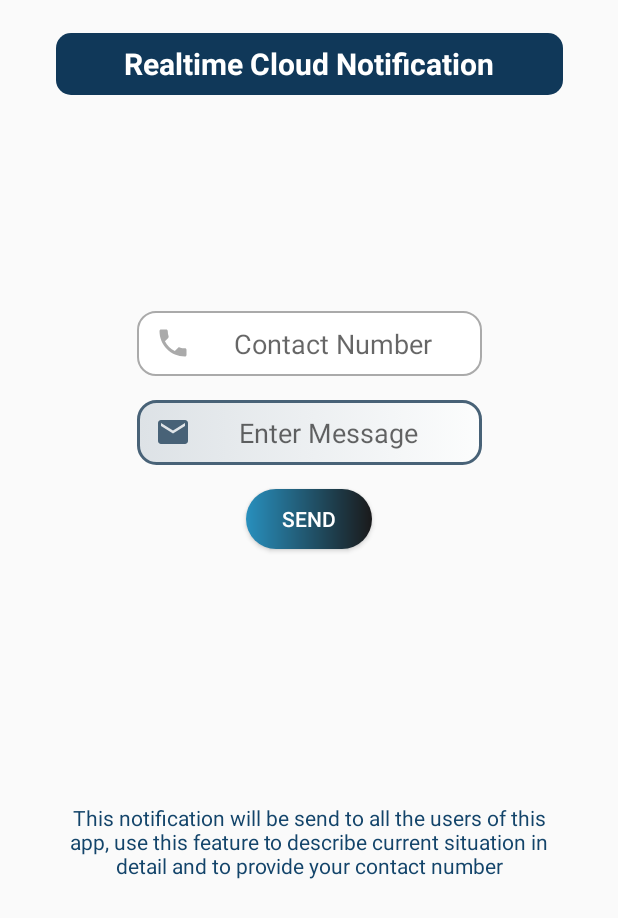
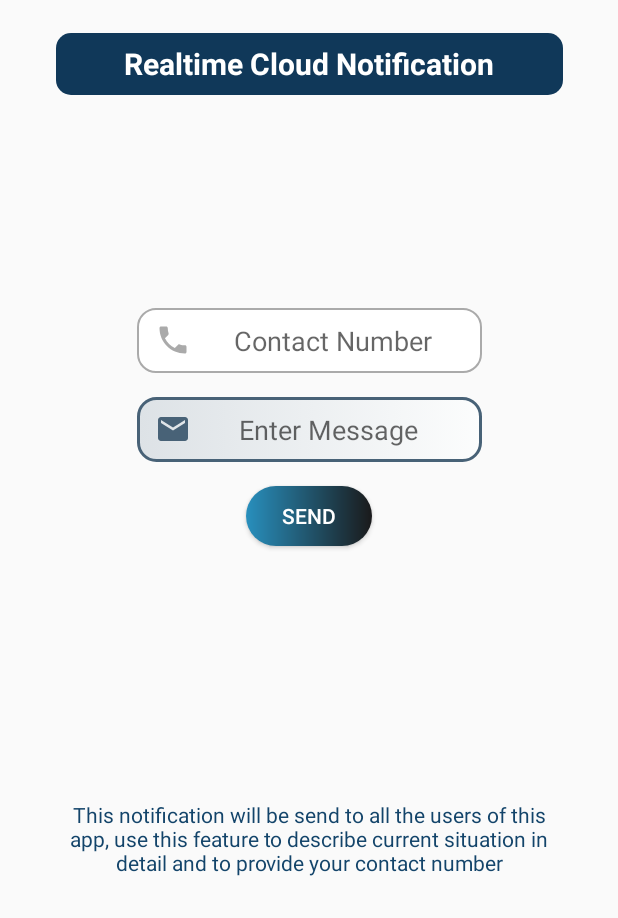
Before and after one commit to jaskirat2/Eligius, an Android app: the MainActivity2 screen opened directly, with no data from a screen before it, on a phone screen of 412 x 824 dp. Shown: the top 918 px of the screen. Run offline under Robolectric (Android 15) with nearby library versions, the light colour scheme and no system bars; libraries missing offline, so code that uses them is left out: es.dmoral.toasty; Roboto replaces fonts that are not available here; 1 statement that could not run was skipped.

Commit message:
minor layout changes

```diff
--- a/app/src/main/res/layout/activity_main2.xml
+++ b/app/src/main/res/layout/activity_main2.xml
@@ -41,7 +41,7 @@
         android:id="@+id/etTitle"
         android:layout_width="230dp"
         android:layout_height="43dp"
-        android:layout_marginTop="144dp"
+        android:layout_marginTop="142dp"
         android:background="@drawable/custom_input"
         android:drawableStart="@drawable/custom_contact_icon"
         android:drawablePadding="8dp"
```
